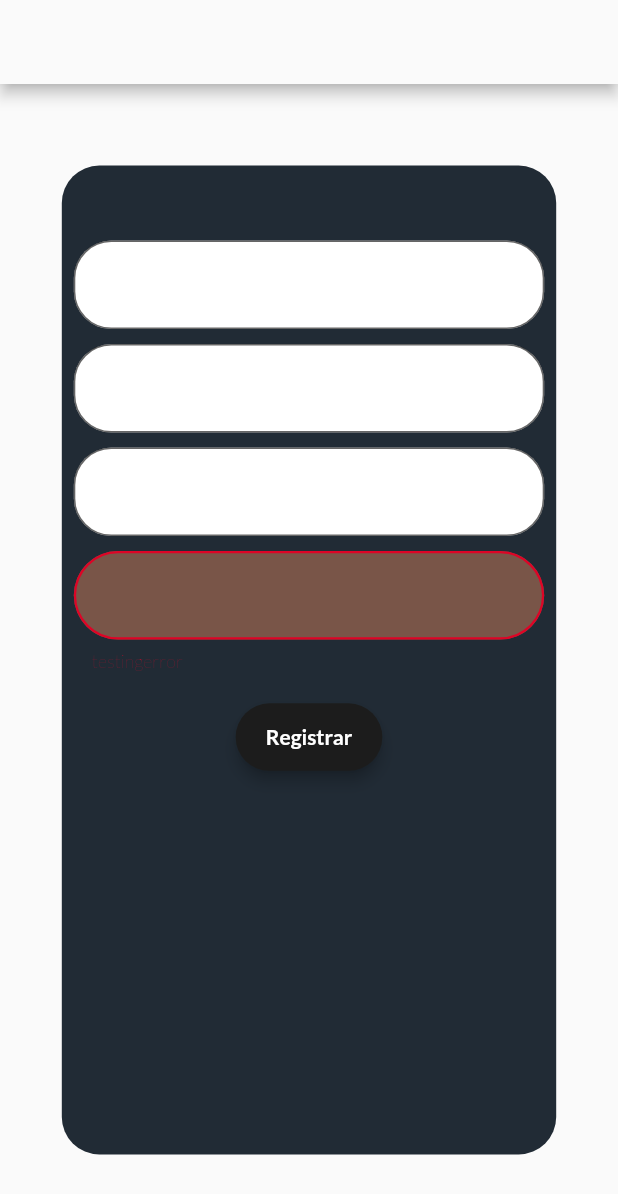
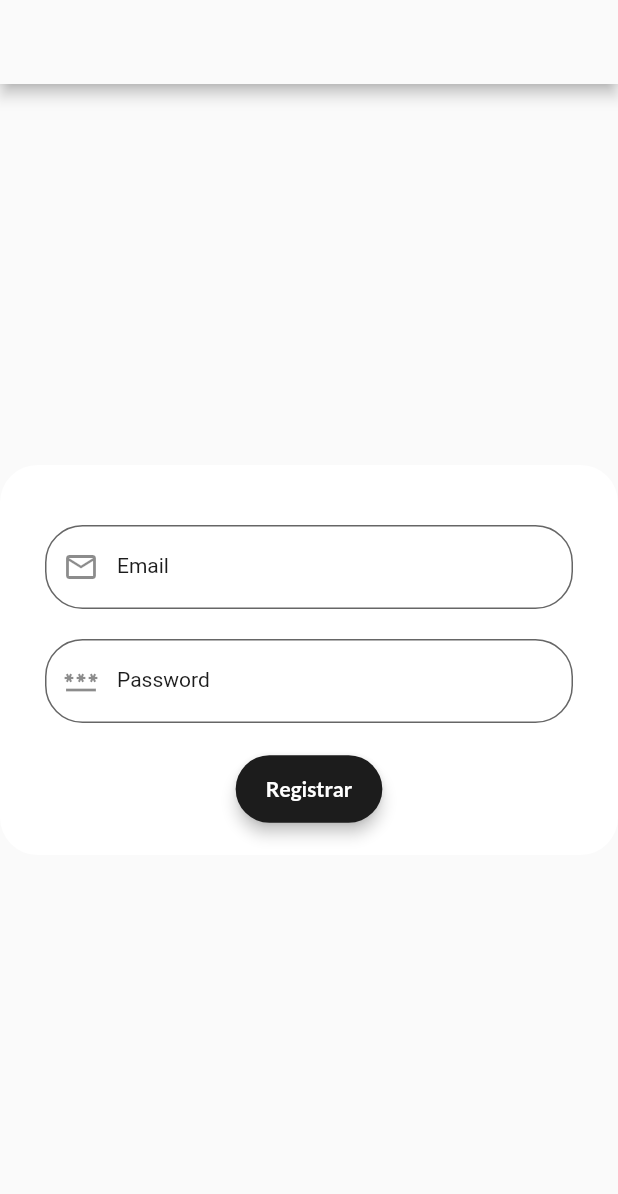
Before and after one commit to GuillermoAlv96/common_app, a Flutter app: the RegisterPage screen opened directly, on a phone screen of 412 x 824 dp. Shown: the top 1194 px of the screen. Run offline on Flutter 3.47's test engine with Material 2 defaults, Android fonts, the phone set to English and light mode, and no system bars; our stand-ins replace firebase_auth, firebase_core, flutter_bloc; accounts and stored records are empty.

Commit message:
login with email working

```diff
--- a/lib/src/screens/register/view/register_page.dart
+++ b/lib/src/screens/register/view/register_page.dart
@@ -3,19 +3,21 @@ import 'package:login/src/services/auth.dart';
 
 class RegisterPage extends StatefulWidget {
   final String route = 'register';
+  final bool email;
+  final bool password;
 
-  const RegisterPage({Key? key}) : super(key: key);
+  RegisterPage({
+    this.email = true,
+    this.password = true,
+  });
 
   @override
   State<RegisterPage> createState() => _RegisterPageState();
 }
 
 class _RegisterPageState extends State<RegisterPage> {
-  final _formKey = GlobalKey<FormState>();
   final AuthService _auth = AuthService();
-  String userName = '';
   String email = '';
-  String phone = '';
   String password = '';
 
   @override
@@ -23,139 +25,45 @@ class _RegisterPageState extends State<RegisterPage> {
     return Scaffold(
       appBar: AppBar(),
       body: Center(
-        child: SingleChildScrollView(
         child: Container(
-            width: MediaQuery.of(context).size.width * 0.8,
-            height: MediaQuery.of(context).size.height * 0.8,
+          padding:
+              const EdgeInsets.only(top: 40, bottom: 20, left: 30, right: 30),
           decoration: BoxDecoration(
-              color: Theme.of(context).focusColor,
-              borderRadius: BorderRadius.circular(25),
-            ),
+              color: Theme.of(context).cardColor,
+              borderRadius: BorderRadius.circular(25)),
           child: Form(
-              key: _formKey,
             child: SingleChildScrollView(
               child: Column(
                 mainAxisSize: MainAxisSize.min,
                 children: [
-                    SizedBox(height: 50),
-                    //UserName
-                    Padding(
-                      padding: const EdgeInsets.symmetric(horizontal: 8),
-                      child: TextFormField(
-                        validator: (val) => val != null && val.isNotEmpty
-                            ? null
-                            : 'Introduce Usuario',
-                        obscureText: true,
-                        decoration: InputDecoration(
-                          fillColor: Theme.of(context).cardColor,
-                          filled: true,
-                          border: const OutlineInputBorder(
-                            borderRadius: BorderRadius.all(
-                              Radius.circular(25.0),
-                            ),
-                            borderSide: BorderSide(
-                              color: Colors.transparent,
-                              width: 1.0,
-                            ),
-                          ),
-                        ),
-                        onChanged: (val) => userName = val,
-                      ),
-                    ),
-                    SizedBox(height: 10),
-                    //Email
-                    Padding(
-                      padding: const EdgeInsets.symmetric(horizontal: 8),
-                      child: TextFormField(
-                        decoration: InputDecoration(
-                          fillColor: Theme.of(context).cardColor,
-                          filled: true,
-                          border: const OutlineInputBorder(
-                            borderRadius: BorderRadius.all(
-                              Radius.circular(25.0),
-                            ),
-                            borderSide: BorderSide(
-                              color: Colors.transparent,
-                              width: 1.0,
-                            ),
-                          ),
-                        ),
-                        validator: (val) => val != null && val.isNotEmpty
-                            ? null
-                            : 'Introduce Email',
-                        obscureText: true,
-                        onChanged: (val) => email = val,
-                      ),
-                    ),
-                    SizedBox(height: 10),
-                    //Phone
-                    Padding(
-                      padding: const EdgeInsets.symmetric(horizontal: 8),
-                      child: TextFormField(
-                        decoration: InputDecoration(
-                          fillColor: Theme.of(context).cardColor,
-                          filled: true,
-                          border: const OutlineInputBorder(
-                            borderRadius: BorderRadius.all(
-                              Radius.circular(25.0),
-                            ),
-                            borderSide: BorderSide(
-                              color: Colors.transparent,
-                              width: 1.0,
-                            ),
-                          ),
-                        ),
-                        validator: (val) => val != null && val.length == 9
-                            ? null
-                            : 'Introduce Número de telefono',
-                        obscureText: true,
-                        onChanged: (val) {},
-                      ),
-                    ),
-                    SizedBox(height: 10),
-                    //Password
-                    Padding(
-                      padding: const EdgeInsets.symmetric(horizontal: 8),
-                      child: TextFormField(
-                        decoration: InputDecoration(
-                          errorText: 'testingerror',
-                          fillColor: Colors.brown,
-                          filled: true,
-                          border: const OutlineInputBorder(
-                            borderRadius: BorderRadius.all(
-                              Radius.circular(25.0),
-                            ),
-                            borderSide: BorderSide(
-                              color: Colors.transparent,
-                              width: 1.0,
-                            ),
-                          ),
-                        ),
-                        validator: (val) => val != null && val.length > 6
-                            ? null
-                            : 'Introduce Contraseña',
-                        obscureText: true,
-                        onChanged: (val) => password = val,
-                      ),
-                    ),
-                    SizedBox(height: 10),
-                    //Password
-
-                    SizedBox(height: 10),
-
+                  TextFormField(
+                      key: Key('email'),
+                      keyboardType: TextInputType.text,
+                      decoration: _inPutDecoration(
+                          labelText: 'Email', icon: Icon(Icons.email_outlined)),
+                      style: _textStyle(),
+                      onChanged: (val) {
+                        setState(() => email = val);
+                      }),
+                  SizedBox(height: 20),
+                  TextFormField(
+                      key: Key('password'),
+                      keyboardType: TextInputType.text,
+                      decoration: _inPutDecoration(
+                          labelText: 'Password', icon: Icon(Icons.password)),
+                      style: _textStyle(),
+                      onChanged: (val) {
+                        setState(() => password = val);
+                      }),
+                  SizedBox(height: 20),
                   ElevatedButton(
                     onPressed: () async {
-                          print(email);
-                          print(password);
-                          print(userName);
                       dynamic result = await _auth.registerWithEmailAndPassword(email: email, password: password);
                       setState(() {});
-                         if(result == null) return;
                     },
                     child: Text('Registrar'),
-                    )
+                  ),
                 ],
-                ),
               ),
             ),
           ),
@@ -163,23 +71,7 @@ class _RegisterPageState extends State<RegisterPage> {
       ),
     );
   }
-
-
-  buildTextFormField(
-      {var variable, required String key, required String labelText, Widget? icon }) {
-    return TextFormField(
-      key: Key(key),
-      keyboardType: TextInputType.text,
-      decoration: _inPutDecoration(labelText: labelText,icon: icon ),
-
-      style: _textStyle(),
-      onChanged: (val) {
-        setState(() => variable = val);
-      },
-    );
-  }
-
-  _inPutDecoration({Color? fillColor, String? labelText ,Widget? icon })  {
+  _inPutDecoration({Color? fillColor, String? labelText, Widget? icon}) {
     return InputDecoration(
         prefixIcon: icon,
         fillColor: fillColor ?? Theme.of(context).cardColor,
```
Also changed, not shown: lib/src/widgets/login_with_email_password.dart (+39 -30 lines). Lines whose indentation alone changed are shown as unchanged.
